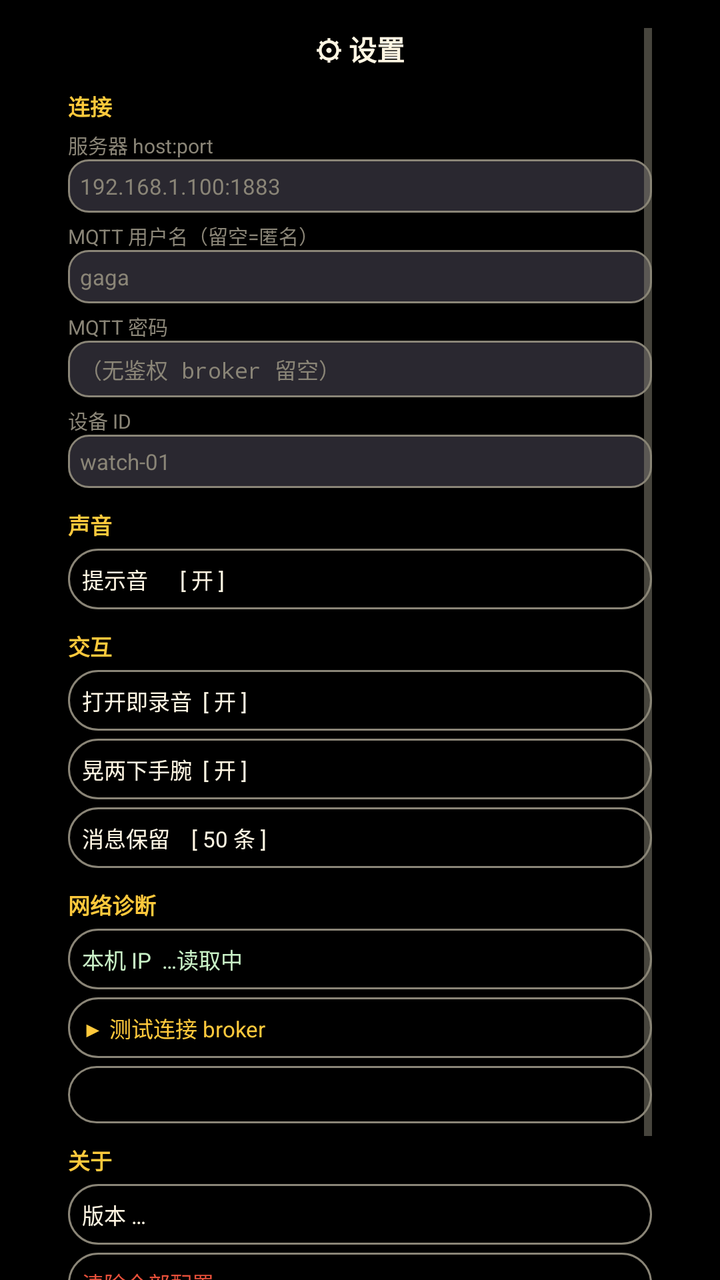
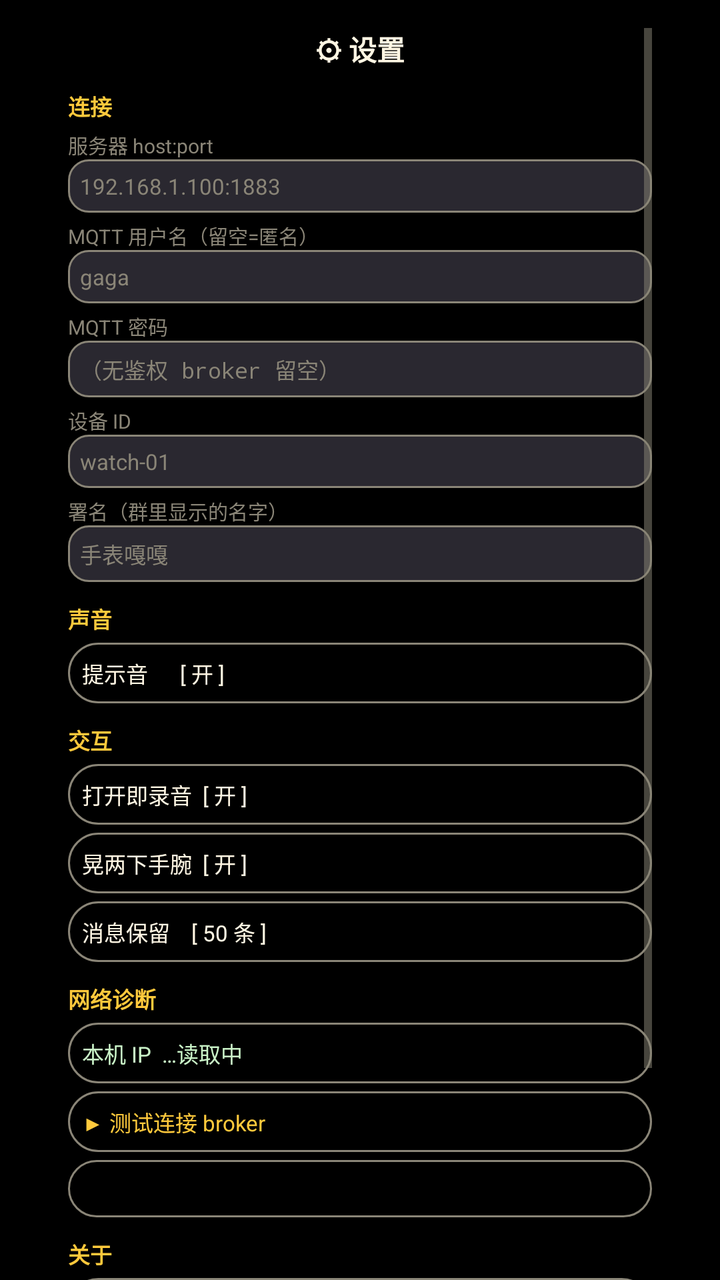

Compare the two renders of this Android layout. The source of the first and the diff that turns it into the second are given below.
<!-- AndroidManifest.xml: application theme Theme.GagaWatch -->
<!-- res/layout/view_settings.xml -->
<?xml version="1.0" encoding="utf-8"?>
<ScrollView xmlns:android="http://schemas.android.com/apk/res/android"
    android:layout_width="match_parent"
    android:layout_height="match_parent"
    android:background="@android:color/black"
    android:fadeScrollbars="false"
    android:paddingStart="34dp"
    android:paddingTop="14dp"
    android:paddingEnd="34dp"
    android:scrollbars="vertical">

    <LinearLayout
        android:layout_width="match_parent"
        android:layout_height="wrap_content"
        android:orientation="vertical">

        <TextView
            android:layout_width="wrap_content"
            android:layout_height="wrap_content"
            android:layout_gravity="center_horizontal"
            android:text="⚙ 设置"
            android:textColor="@color/bg_warm"
            android:textSize="14sp"
            android:textStyle="bold" />

        <TextView style="@style/SectionHeader" android:text="连接" />

        <TextView style="@style/FieldLabel" android:text="服务器 host:port" />

        <EditText
            android:id="@+id/etBroker"
            style="@style/FieldInput"
            android:hint="192.168.1.100:1883"
            android:inputType="text" />

        <TextView style="@style/FieldLabel" android:text="MQTT 用户名（留空=匿名）" />

        <EditText
            android:id="@+id/etMqttUser"
            style="@style/FieldInput"
            android:hint="gaga"
            android:inputType="text" />

        <TextView style="@style/FieldLabel" android:text="MQTT 密码" />

        <EditText
            android:id="@+id/etMqttPass"
            style="@style/FieldInput"
            android:hint="（无鉴权 broker 留空）"
            android:inputType="textPassword" />

        <TextView style="@style/FieldLabel" android:text="设备 ID" />

        <EditText
            android:id="@+id/etDeviceId"
            style="@style/FieldInput"
            android:hint="watch-01"
            android:inputType="text" />

        <TextView style="@style/SectionHeader" android:text="声音" />

        <TextView
            android:id="@+id/btnSoundToggle"
            style="@style/ToggleRow"
            android:text="提示音      [ 开 ]" />

        <TextView style="@style/SectionHeader" android:text="交互" />

        <TextView
            android:id="@+id/btnAutoRec"
            style="@style/ToggleRow"
            android:text="打开即录音  [ 开 ]" />

        <TextView
            android:id="@+id/btnShakeRec"
            style="@style/ToggleRow"
            android:text="晃两下手腕  [ 开 ]" />

        <TextView
            android:id="@+id/btnKeepMsg"
            style="@style/ToggleRow"
            android:text="消息保留    [ 50 条 ]" />

        <TextView style="@style/SectionHeader" android:text="网络诊断" />

        <TextView
            android:id="@+id/tvLocalIps"
            style="@style/ToggleRow"
            android:text="本机 IP  …读取中"
            android:textColor="@color/terminal_text" />

        <TextView
            android:id="@+id/btnTestConn"
            style="@style/ToggleRow"
            android:text="▶ 测试连接 broker"
            android:textColor="@color/duck_yellow" />

        <TextView
            android:id="@+id/tvTestResult"
            style="@style/ToggleRow"
            android:text=""
            android:textColor="@color/terminal_text" />

        <TextView style="@style/SectionHeader" android:text="关于" />

        <TextView
            android:id="@+id/tvVersion"
            style="@style/ToggleRow"
            android:text="版本 …" />

        <TextView
            android:id="@+id/btnClearAll"
            style="@style/ToggleRow"
            android:text="清除全部配置"
            android:textColor="@color/stop_red" />

        <TextView
            android:id="@+id/btnSave"
            android:layout_width="match_parent"
            android:layout_height="wrap_content"
            android:layout_marginTop="10dp"
            android:background="@drawable/bg_btn_primary"
            android:gravity="center"
            android:padding="10dp"
            android:text="保存"
            android:textColor="@color/ink"
            android:textSize="14sp"
            android:textStyle="bold" />

        <View
            android:layout_width="match_parent"
            android:layout_height="16dp" />

    </LinearLayout>
</ScrollView>
<!-- resources referenced by this layout -->
<resources>
  <color name="bg_warm">#FFF6E3</color>
  <color name="duck_yellow">#FFC93C</color>
  <color name="ink">#33302E</color>
  <color name="stop_red">#E8503A</color>
  <color name="terminal_text">#C9F2C7</color>
  <!-- drawable bg_btn_primary (drawable) -->
  <?xml version="1.0" encoding="utf-8"?>
  <shape xmlns:android="http://schemas.android.com/apk/res/android"
      android:shape="rectangle">
      <solid android:color="@color/duck_yellow" />
      <corners android:radius="18dp" />
  </shape>
  <style name="FieldInput">
          <item name="android:layout_width">match_parent</item>
          <item name="android:layout_height">wrap_content</item>
          <item name="android:background">@drawable/bg_input</item>
          <item name="android:padding">6dp</item>
          <item name="android:textColor">@color/bg_warm</item>
          <item name="android:textColorHint">@color/ink_soft</item>
          <item name="android:textSize">11sp</item>
      </style>
  <style name="FieldLabel">
          <item name="android:layout_width">match_parent</item>
          <item name="android:layout_height">wrap_content</item>
          <item name="android:layout_marginTop">4dp</item>
          <item name="android:textColor">@color/ink_soft</item>
          <item name="android:textSize">10sp</item>
      </style>
  <style name="SectionHeader">
          <item name="android:layout_width">match_parent</item>
          <item name="android:layout_height">wrap_content</item>
          <item name="android:layout_marginTop">10dp</item>
          <item name="android:textColor">@color/duck_yellow</item>
          <item name="android:textSize">11sp</item>
          <item name="android:textStyle">bold</item>
      </style>
  <style name="ToggleRow">
          <item name="android:layout_width">match_parent</item>
          <item name="android:layout_height">wrap_content</item>
          <item name="android:layout_marginTop">4dp</item>
          <item name="android:background">@drawable/bg_btn_ghost</item>
          <item name="android:padding">7dp</item>
          <item name="android:textColor">@color/bg_warm</item>
          <item name="android:textSize">11sp</item>
      </style>
  <style name="Theme.GagaWatch" parent="@android:style/Theme.Material.NoActionBar">
          <item name="android:windowBackground">@android:color/black</item>
          <item name="android:colorAccent">@color/duck_yellow</item>
          <item name="android:textColorPrimary">@color/bg_warm</item>
          <item name="android:textColorSecondary">@color/ink_soft</item>
      </style>
  <!-- drawable bg_input (drawable) -->
  <?xml version="1.0" encoding="utf-8"?>
  <shape xmlns:android="http://schemas.android.com/apk/res/android"
      android:shape="rectangle">
      <solid android:color="#2A2830" />
      <stroke android:width="1dp" android:color="@color/ink_soft" />
      <corners android:radius="10dp" />
  </shape>
  <color name="ink_soft">#8A8577</color>
  <!-- drawable bg_btn_ghost (drawable) -->
  <?xml version="1.0" encoding="utf-8"?>
  <shape xmlns:android="http://schemas.android.com/apk/res/android"
      android:shape="rectangle">
      <solid android:color="@android:color/transparent" />
      <stroke android:width="1dp" android:color="@color/ink_soft" />
      <corners android:radius="18dp" />
  </shape>
</resources>

<!-- the commit's change to res/layout/view_settings.xml (unified diff, before → after) -->
@@ -55,6 +55,14 @@
             android:id="@+id/etDeviceId"
             style="@style/FieldInput"
             android:hint="watch-01"
+            android:inputType="text" />
+
+        <TextView style="@style/FieldLabel" android:text="署名（群里显示的名字）" />
+
+        <EditText
+            android:id="@+id/etDevName"
+            style="@style/FieldInput"
+            android:hint="手表嘎嘎"
             android:inputType="text" />
 
         <TextView style="@style/SectionHeader" android:text="声音" />
